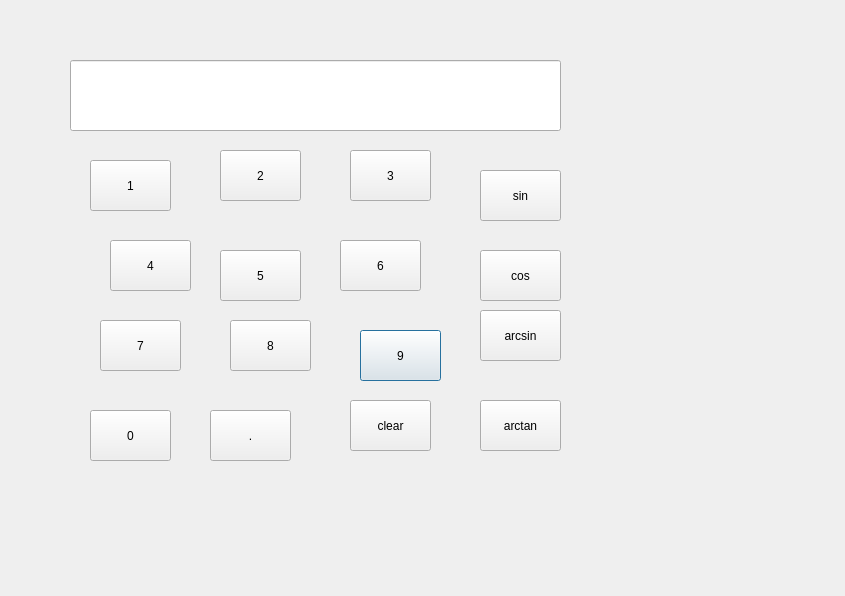
backla/-, file calyh.ui: the form before one commit.
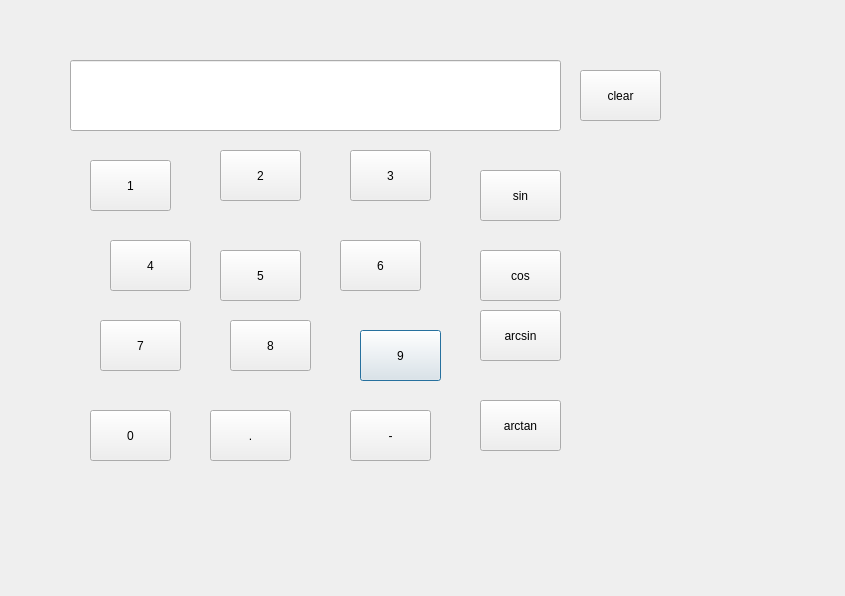
The form after the commit.

The edit to the form file:
```diff
--- a/calyh.ui
+++ b/calyh.ui
@@ -159,8 +159,8 @@
   <widget class="QPushButton" name="btnclear">
    <property name="geometry">
     <rect>
-     <x>350</x>
-     <y>400</y>
+     <x>580</x>
+     <y>70</y>
      <width>81</width>
      <height>51</height>
     </rect>
@@ -234,6 +234,19 @@
     <bool>true</bool>
    </property>
   </widget>
+  <widget class="QPushButton" name="btnneg">
+   <property name="geometry">
+    <rect>
+     <x>350</x>
+     <y>410</y>
+     <width>81</width>
+     <height>51</height>
+    </rect>
+   </property>
+   <property name="text">
+    <string>-</string>
+   </property>
+  </widget>
  </widget>
  <layoutdefault spacing="6" margin="11"/>
  <resources/>
```
